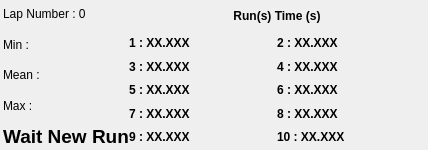
The window that F3FChrono/gui/WChronoTraining.ui (jomarin38/F3FChrono) describes before a commit, drawn with Qt 5.
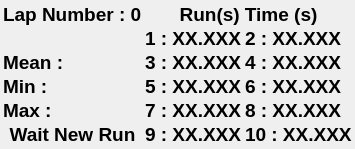
The same window after the commit.

Commit message: gui - remove time laps gui - chrono time without decimal during couting up/down gui - button label increase size and bold gui - refly reset ui, remove next pilot function chrono/gui - refly flag validated process

```diff
--- a/F3FChrono/gui/WChronoTraining.ui
+++ b/F3FChrono/gui/WChronoTraining.ui
@@ -6,12 +6,12 @@
    <rect>
     <x>0</x>
     <y>0</y>
-    <width>428</width>
-    <height>150</height>
+    <width>352</width>
+    <height>143</height>
    </rect>
   </property>
   <property name="sizePolicy">
-   <sizepolicy hsizetype="Preferred" vsizetype="Expanding">
+   <sizepolicy hsizetype="Preferred" vsizetype="Preferred">
     <horstretch>0</horstretch>
     <verstretch>0</verstretch>
    </sizepolicy>
@@ -22,62 +22,60 @@
   <property name="inputMethodHints">
    <set>Qt::ImhNone</set>
   </property>
-  <layout class="QHBoxLayout" name="horizontalLayout_3" stretch="0,0">
-   <property name="spacing">
-    <number>0</number>
-   </property>
+  <layout class="QGridLayout" name="gridLayout">
    <property name="leftMargin">
     <number>3</number>
    </property>
    <property name="topMargin">
-    <number>1</number>
+    <number>3</number>
    </property>
    <property name="rightMargin">
     <number>3</number>
    </property>
    <property name="bottomMargin">
+    <number>3</number>
+   </property>
+   <property name="horizontalSpacing">
+    <number>3</number>
+   </property>
+   <property name="verticalSpacing">
     <number>1</number>
    </property>
-   <item>
-    <layout class="QVBoxLayout" name="verticalLayout">
-     <property name="spacing">
-      <number>6</number>
+   <item row="6" column="1">
+    <widget class="QLabel" name="Lap9">
+     <property name="sizePolicy">
+      <sizepolicy hsizetype="Expanding" vsizetype="Expanding">
+       <horstretch>0</horstretch>
+       <verstretch>0</verstretch>
+      </sizepolicy>
      </property>
-     <property name="sizeConstraint">
-      <enum>QLayout::SetMinAndMaxSize</enum>
+     <property name="font">
+      <font>
+       <pointsize>14</pointsize>
+       <weight>75</weight>
+       <bold>true</bold>
+      </font>
      </property>
-     <property name="rightMargin">
-      <number>0</number>
-     </property>
-     <item>
-      <widget class="QLabel" name="lapNumber">
        <property name="text">
-        <string>Lap Number : 0</string>
+      <string>9 : XX.XXX</string>
        </property>
       </widget>
      </item>
-     <item>
+   <item row="4" column="0">
       <widget class="QLabel" name="runMin">
+     <property name="font">
+      <font>
+       <pointsize>14</pointsize>
+       <weight>75</weight>
+       <bold>true</bold>
+      </font>
+     </property>
        <property name="text">
         <string>Min : </string>
        </property>
       </widget>
      </item>
-     <item>
-      <widget class="QLabel" name="runMean">
-       <property name="text">
-        <string>Mean : </string>
-       </property>
-      </widget>
-     </item>
-     <item>
-      <widget class="QLabel" name="runMax">
-       <property name="text">
-        <string>Max : </string>
-       </property>
-      </widget>
-     </item>
-     <item>
+   <item row="6" column="0">
       <widget class="QLabel" name="Status">
        <property name="sizePolicy">
         <sizepolicy hsizetype="Preferred" vsizetype="Preferred">
@@ -106,85 +104,21 @@
        </property>
       </widget>
      </item>
-    </layout>
-   </item>
-   <item>
-    <layout class="QVBoxLayout" name="verticalLayout_5" stretch="1,4">
-     <item>
-      <widget class="QLabel" name="LapTimeLabel">
-       <property name="sizePolicy">
-        <sizepolicy hsizetype="Expanding" vsizetype="Expanding">
-         <horstretch>0</horstretch>
-         <verstretch>0</verstretch>
-        </sizepolicy>
-       </property>
+   <item row="3" column="0">
+    <widget class="QLabel" name="runMean">
        <property name="font">
         <font>
-         <pointsize>9</pointsize>
+       <pointsize>14</pointsize>
          <weight>75</weight>
-         <italic>false</italic>
          <bold>true</bold>
         </font>
        </property>
        <property name="text">
-        <string>Run(s) Time (s)</string>
-       </property>
-       <property name="alignment">
-        <set>Qt::AlignCenter</set>
-       </property>
-      </widget>
-     </item>
-     <item>
-      <layout class="QHBoxLayout" name="horizontalLayout">
-       <item>
-        <layout class="QVBoxLayout" name="verticalLayout_4">
-         <item>
-          <widget class="QLabel" name="Lap1">
-           <property name="sizePolicy">
-            <sizepolicy hsizetype="Expanding" vsizetype="Expanding">
-             <horstretch>0</horstretch>
-             <verstretch>0</verstretch>
-            </sizepolicy>
-           </property>
-           <property name="minimumSize">
-            <size>
-             <width>80</width>
-             <height>0</height>
-            </size>
-           </property>
-           <property name="font">
-            <font>
-             <pointsize>9</pointsize>
-             <weight>75</weight>
-             <bold>true</bold>
-            </font>
-           </property>
-           <property name="text">
-            <string>1 : XX.XXX</string>
-           </property>
-          </widget>
-         </item>
-         <item>
-          <widget class="QLabel" name="Lap3">
-           <property name="sizePolicy">
-            <sizepolicy hsizetype="Expanding" vsizetype="Expanding">
-             <horstretch>0</horstretch>
-             <verstretch>0</verstretch>
-            </sizepolicy>
-           </property>
-           <property name="font">
-            <font>
-             <pointsize>9</pointsize>
-             <weight>75</weight>
-             <bold>true</bold>
-            </font>
-           </property>
-           <property name="text">
-            <string>3 : XX.XXX</string>
-           </property>
-          </widget>
-         </item>
-         <item>
+      <string>Mean : </string>
+     </property>
+    </widget>
+   </item>
+   <item row="4" column="1">
           <widget class="QLabel" name="Lap5">
            <property name="sizePolicy">
             <sizepolicy hsizetype="Expanding" vsizetype="Expanding">
@@ -194,7 +128,7 @@
            </property>
            <property name="font">
             <font>
-             <pointsize>9</pointsize>
+       <pointsize>14</pointsize>
              <weight>75</weight>
              <bold>true</bold>
             </font>
@@ -204,7 +138,27 @@
            </property>
           </widget>
          </item>
-         <item>
+   <item row="3" column="1">
+    <widget class="QLabel" name="Lap3">
+     <property name="sizePolicy">
+      <sizepolicy hsizetype="Expanding" vsizetype="Expanding">
+       <horstretch>0</horstretch>
+       <verstretch>0</verstretch>
+      </sizepolicy>
+     </property>
+     <property name="font">
+      <font>
+       <pointsize>14</pointsize>
+       <weight>75</weight>
+       <bold>true</bold>
+      </font>
+     </property>
+     <property name="text">
+      <string>3 : XX.XXX</string>
+     </property>
+    </widget>
+   </item>
+   <item row="5" column="1">
           <widget class="QLabel" name="Lap7">
            <property name="sizePolicy">
             <sizepolicy hsizetype="Expanding" vsizetype="Expanding">
@@ -214,7 +168,7 @@
            </property>
            <property name="font">
             <font>
-             <pointsize>9</pointsize>
+       <pointsize>14</pointsize>
              <weight>75</weight>
              <bold>true</bold>
             </font>
@@ -224,31 +178,61 @@
            </property>
           </widget>
          </item>
-         <item>
-          <widget class="QLabel" name="Lap9">
+   <item row="0" column="0">
+    <widget class="QLabel" name="lapNumber">
+     <property name="font">
+      <font>
+       <pointsize>14</pointsize>
+       <weight>75</weight>
+       <bold>true</bold>
+      </font>
+     </property>
+     <property name="text">
+      <string>Lap Number : 0</string>
+     </property>
+    </widget>
+   </item>
+   <item row="5" column="0">
+    <widget class="QLabel" name="runMax">
+     <property name="font">
+      <font>
+       <pointsize>14</pointsize>
+       <weight>75</weight>
+       <bold>true</bold>
+      </font>
+     </property>
+     <property name="text">
+      <string>Max : </string>
+     </property>
+    </widget>
+   </item>
+   <item row="1" column="1">
+    <widget class="QLabel" name="Lap1">
            <property name="sizePolicy">
             <sizepolicy hsizetype="Expanding" vsizetype="Expanding">
              <horstretch>0</horstretch>
              <verstretch>0</verstretch>
             </sizepolicy>
            </property>
+     <property name="minimumSize">
+      <size>
+       <width>80</width>
+       <height>0</height>
+      </size>
+     </property>
            <property name="font">
             <font>
-             <pointsize>9</pointsize>
+       <pointsize>14</pointsize>
              <weight>75</weight>
              <bold>true</bold>
             </font>
            </property>
            <property name="text">
-            <string>9 : XX.XXX</string>
+      <string>1 : XX.XXX</string>
            </property>
           </widget>
          </item>
-        </layout>
-       </item>
-       <item>
-        <layout class="QVBoxLayout" name="verticalLayout_3">
-         <item>
+   <item row="1" column="2">
           <widget class="QLabel" name="Lap2">
            <property name="sizePolicy">
             <sizepolicy hsizetype="Expanding" vsizetype="Expanding">
@@ -264,7 +248,7 @@
            </property>
            <property name="font">
             <font>
-             <pointsize>9</pointsize>
+       <pointsize>14</pointsize>
              <weight>75</weight>
              <bold>true</bold>
             </font>
@@ -274,7 +258,7 @@
            </property>
           </widget>
          </item>
-         <item>
+   <item row="3" column="2">
           <widget class="QLabel" name="Lap4">
            <property name="sizePolicy">
             <sizepolicy hsizetype="Expanding" vsizetype="Expanding">
@@ -284,7 +268,7 @@
            </property>
            <property name="font">
             <font>
-             <pointsize>9</pointsize>
+       <pointsize>14</pointsize>
              <weight>75</weight>
              <bold>true</bold>
             </font>
@@ -294,7 +278,7 @@
            </property>
           </widget>
          </item>
-         <item>
+   <item row="4" column="2">
           <widget class="QLabel" name="Lap6">
            <property name="sizePolicy">
             <sizepolicy hsizetype="Expanding" vsizetype="Expanding">
@@ -304,7 +288,7 @@
            </property>
            <property name="font">
             <font>
-             <pointsize>9</pointsize>
+       <pointsize>14</pointsize>
              <weight>75</weight>
              <bold>true</bold>
             </font>
@@ -314,7 +298,7 @@
            </property>
           </widget>
          </item>
-         <item>
+   <item row="5" column="2">
           <widget class="QLabel" name="Lap8">
            <property name="sizePolicy">
             <sizepolicy hsizetype="Expanding" vsizetype="Expanding">
@@ -324,7 +308,7 @@
            </property>
            <property name="font">
             <font>
-             <pointsize>9</pointsize>
+       <pointsize>14</pointsize>
              <weight>75</weight>
              <bold>true</bold>
             </font>
@@ -334,7 +318,7 @@
            </property>
           </widget>
          </item>
-         <item>
+   <item row="6" column="2">
           <widget class="QLabel" name="Lap10">
            <property name="sizePolicy">
             <sizepolicy hsizetype="Expanding" vsizetype="Expanding">
@@ -344,7 +328,7 @@
            </property>
            <property name="font">
             <font>
-             <pointsize>9</pointsize>
+       <pointsize>14</pointsize>
              <weight>75</weight>
              <bold>true</bold>
             </font>
@@ -354,11 +338,29 @@
            </property>
           </widget>
          </item>
-        </layout>
-       </item>
-      </layout>
-     </item>
-    </layout>
+   <item row="0" column="1" colspan="2">
+    <widget class="QLabel" name="LapTimeLabel">
+     <property name="sizePolicy">
+      <sizepolicy hsizetype="Expanding" vsizetype="Expanding">
+       <horstretch>0</horstretch>
+       <verstretch>0</verstretch>
+      </sizepolicy>
+     </property>
+     <property name="font">
+      <font>
+       <pointsize>14</pointsize>
+       <weight>75</weight>
+       <italic>false</italic>
+       <bold>true</bold>
+      </font>
+     </property>
+     <property name="text">
+      <string>Run(s) Time (s)</string>
+     </property>
+     <property name="alignment">
+      <set>Qt::AlignCenter</set>
+     </property>
+    </widget>
    </item>
   </layout>
  </widget>
```
Lines whose indentation alone changed are shown as unchanged. The commit also changes 26 other files.
